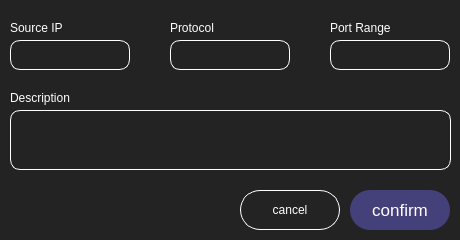
The window that components/page2/sub/NetworkPopup.ui (TF-LAVENDER/Lavender) describes before a commit, drawn with Qt 5.
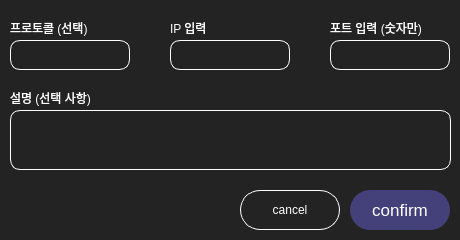
The same window after the commit.

Commit message: style : page2-popup

Patch:
```diff
--- a/components/page2/sub/NetworkPopup.ui
+++ b/components/page2/sub/NetworkPopup.ui
@@ -15,7 +15,7 @@
   </property>
   <property name="styleSheet">
    <string notr="true">background-color: #232323;
-border-radius: 30px;</string>
+border-radius: 10px;</string>
   </property>
   <widget class="QPushButton" name="cancelButton">
    <property name="geometry">
@@ -81,7 +81,7 @@
    <property name="frameShadow">
     <enum>QFrame::Shadow::Raised</enum>
    </property>
-   <widget class="QLineEdit" name="protocolLane">
+   <widget class="QLineEdit" name="ipLane">
     <property name="geometry">
      <rect>
       <x>0</x>
@@ -99,7 +99,7 @@
      <string/>
     </property>
    </widget>
-   <widget class="QLabel" name="protocolLabel">
+   <widget class="QLabel" name="ipLabel">
     <property name="geometry">
      <rect>
       <x>0</x>
@@ -112,7 +112,7 @@
      <string notr="true">color: #ffffff;</string>
     </property>
     <property name="text">
-     <string>Protocol</string>
+     <string>IP 입력</string>
     </property>
    </widget>
   </widget>
@@ -154,7 +154,7 @@
      <rect>
       <x>0</x>
       <y>0</y>
-      <width>91</width>
+      <width>100</width>
       <height>16</height>
      </rect>
     </property>
@@ -162,7 +162,7 @@
      <string notr="true">color: #ffffff;</string>
     </property>
     <property name="text">
-     <string>Port Range</string>
+     <string>포트 입력 (숫자만)</string>
     </property>
    </widget>
   </widget>
@@ -181,7 +181,7 @@
    <property name="frameShadow">
     <enum>QFrame::Shadow::Raised</enum>
    </property>
-   <widget class="QLineEdit" name="IpLane">
+   <widget class="QLineEdit" name="protocolLane">
     <property name="geometry">
      <rect>
       <x>0</x>
@@ -199,7 +199,7 @@
      <string/>
     </property>
    </widget>
-   <widget class="QLabel" name="IpLabel">
+   <widget class="QLabel" name="protocolLabel">
     <property name="geometry">
      <rect>
       <x>0</x>
@@ -212,7 +212,7 @@
      <string notr="true">color: #ffffff;</string>
     </property>
     <property name="text">
-     <string>Source IP</string>
+     <string>프로토콜 (선택)</string>
     </property>
    </widget>
   </widget>
@@ -262,7 +262,7 @@
      <string notr="true">color: #ffffff;</string>
     </property>
     <property name="text">
-     <string>Description</string>
+     <string>설명 (선택 사항)</string>
     </property>
    </widget>
   </widget>
```
The commit also changes 2 other files.
